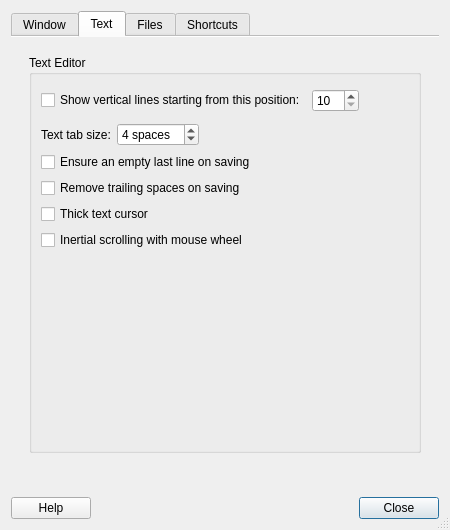
The window that featherpad/prefDialog.ui (tembun/fpad) describes before a commit, drawn with Qt 5.
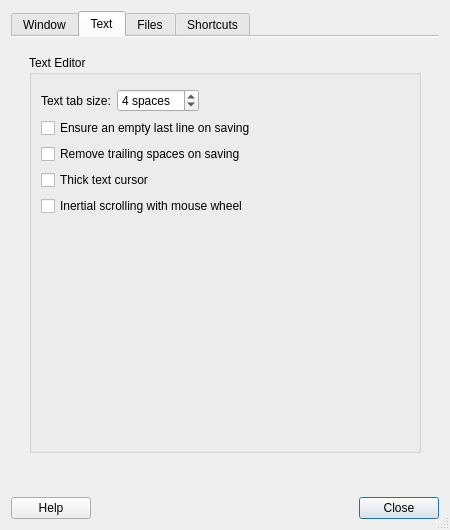
The same window after the commit. The open tabs and pages were chosen to show the change. Icons and pictures are not drawn.

Diff of the .ui file:
```diff
--- a/featherpad/prefDialog.ui
+++ b/featherpad/prefDialog.ui
@@ -403,87 +403,6 @@
                 </item>
                </layout>
               </item>
-              <item>
-               <layout class="QHBoxLayout" name="horizontalLayout_6">
-                <item>
-                 <widget class="QCheckBox" name="vLineBox">
-                  <property name="toolTip">
-                   <string>The vertical position lines will be drawn only if
-the editor font has a fixed pitch (like Monospace).</string>
-                  </property>
-                  <property name="text">
-                   <string>Show vertical lines starting from this position:</string>
-                  </property>
-                 </widget>
-                </item>
-                <item>
-                 <widget class="QSpinBox" name="vLineSpin">
-                  <property name="toolTip">
-                   <string>The vertical position lines will be drawn only if
-the editor font has a fixed pitch (like Monospace).</string>
-                  </property>
-                  <property name="minimum">
-                   <number>10</number>
-                  </property>
-                  <property name="maximum">
-                   <number>999</number>
-                  </property>
-                 </widget>
-                </item>
-                <item>
-                 <spacer name="horizontalSpacer_7">
-                  <property name="orientation">
-                   <enum>Qt::Horizontal</enum>
-                  </property>
-                  <property name="sizeType">
-                   <enum>QSizePolicy::MinimumExpanding</enum>
-                  </property>
-                  <property name="sizeHint" stdset="0">
-                   <size>
-                    <width>5</width>
-                    <height>5</height>
-                   </size>
-                  </property>
-                 </spacer>
-                </item>
-               </layout>
-              </item>
-              <item>
-               <layout class="QHBoxLayout" name="horizontalLayout_7">
-                <item>
-                 <spacer name="horizontalSpacer_8">
-                  <property name="orientation">
-                   <enum>Qt::Horizontal</enum>
-                  </property>
-                  <property name="sizeType">
-                   <enum>QSizePolicy::Fixed</enum>
-                  </property>
-                  <property name="sizeHint" stdset="0">
-                   <size>
-                    <width>22</width>
-                    <height>5</height>
-                   </size>
-                  </property>
-                 </spacer>
-                </item>
-                <item>
-                 <spacer name="horizontalSpacer_9">
-                  <property name="orientation">
-                   <enum>Qt::Horizontal</enum>
-                  </property>
-                  <property name="sizeType">
-                   <enum>QSizePolicy::MinimumExpanding</enum>
-                  </property>
-                  <property name="sizeHint" stdset="0">
-                   <size>
-                    <width>5</width>
-                    <height>5</height>
-                   </size>
-                  </property>
-                 </spacer>
-                </item>
-               </layout>
-              </item>
               <item>
                <layout class="QHBoxLayout" name="horizontalLayout_9">
                 <item>
```
